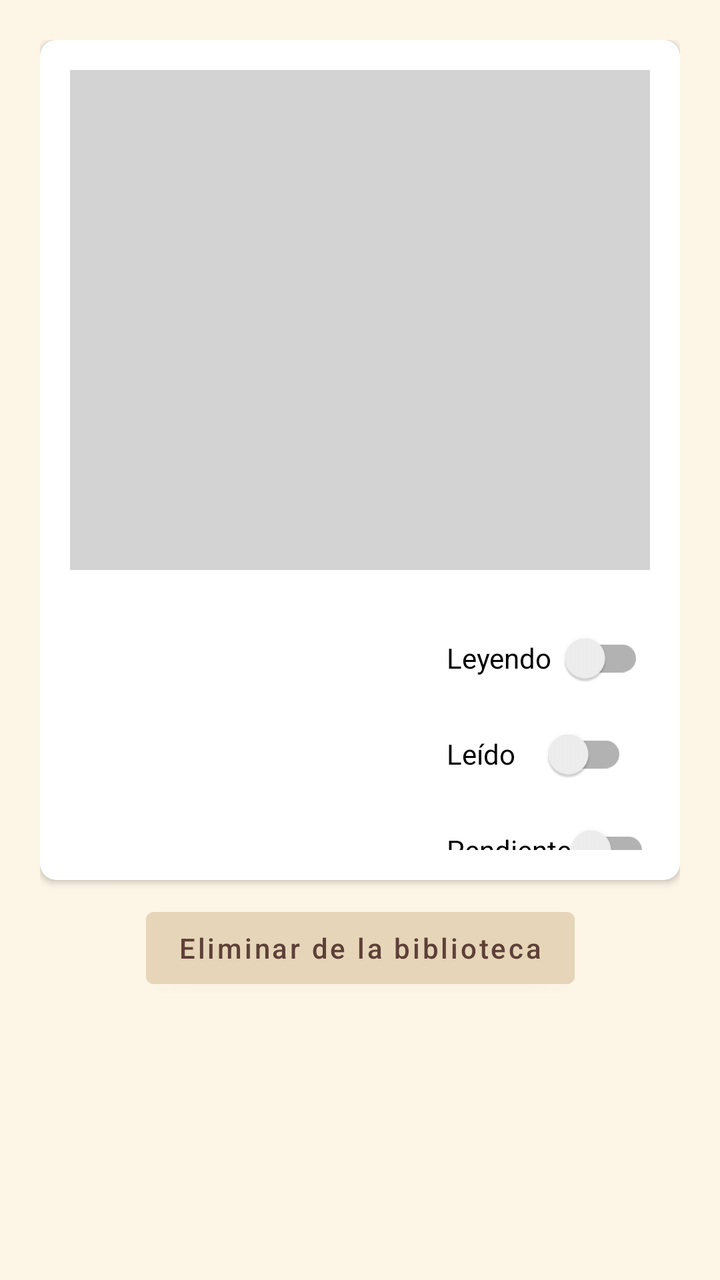
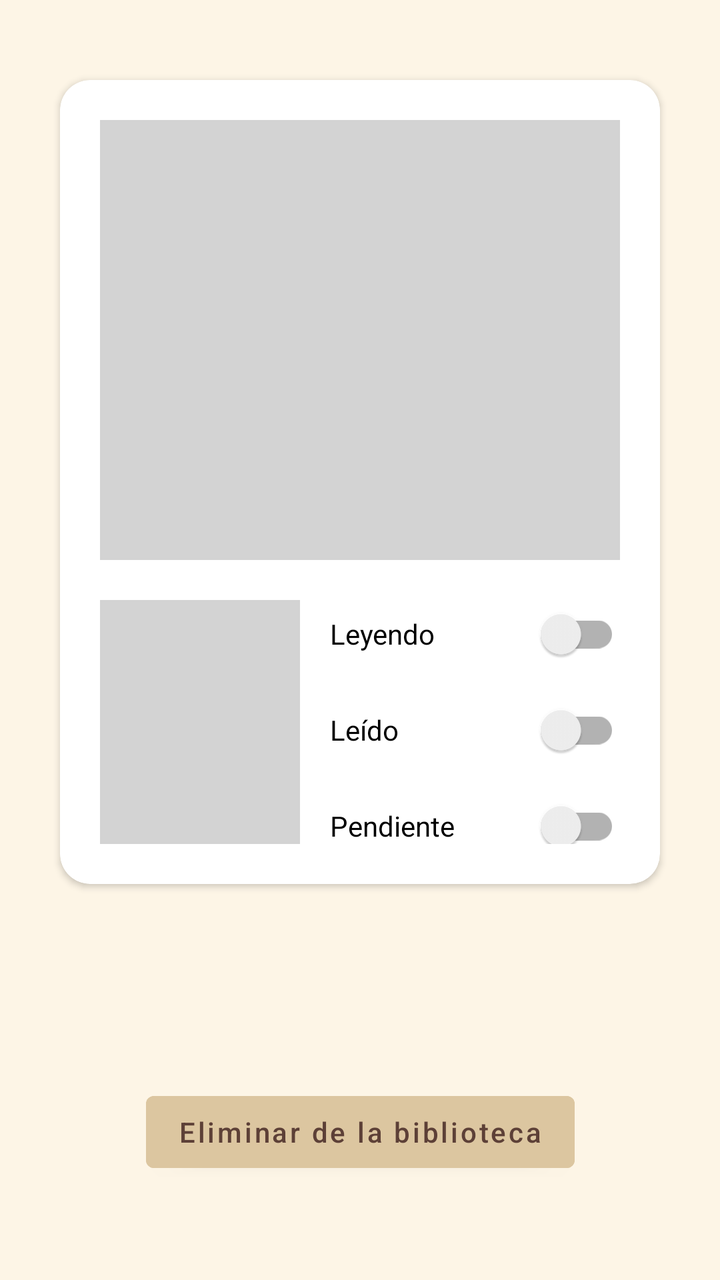

Before-and-after screenshots of an Android layout around one commit, followed by the original layout XML and the change that was made.
<!-- AndroidManifest.xml: application theme Theme.TFG_2025 -->
<!-- res/layout/fragment_informacion.xml -->
<?xml version="1.0" encoding="utf-8"?>
<androidx.constraintlayout.widget.ConstraintLayout
    xmlns:android="http://schemas.android.com/apk/res/android"
    xmlns:app="http://schemas.android.com/apk/res-auto"
    android:layout_width="match_parent"
    android:layout_height="match_parent"
    android:background="#FDF5E6"
    android:padding="20dp">

    <androidx.cardview.widget.CardView
        android:id="@+id/card_info_principal"
        android:layout_width="match_parent"
        android:layout_height="0dp"
        app:cardBackgroundColor="#FFFFFF"
        app:cardCornerRadius="8dp"
        app:cardElevation="2dp"
        app:layout_constraintHeight_percent="0.7"
        app:layout_constraintTop_toTopOf="parent">

        <androidx.constraintlayout.widget.ConstraintLayout
            android:layout_width="match_parent"
            android:layout_height="match_parent"
            android:padding="15dp">

            <View
                android:id="@+id/img_info_portada"
                android:layout_width="match_parent"
                android:layout_height="250dp"
                android:background="#D3D3D3"
                app:layout_constraintTop_toTopOf="parent" />

            <LinearLayout
                android:layout_width="wrap_content"
                android:layout_height="wrap_content"
                android:layout_marginTop="20dp"
                android:orientation="vertical"
                app:layout_constraintEnd_toEndOf="parent"
                app:layout_constraintTop_toBottomOf="@id/img_info_portada">

                <androidx.appcompat.widget.SwitchCompat
                    android:id="@+id/switch_leyendo"
                    android:layout_width="wrap_content"
                    android:layout_height="wrap_content"
                    android:text="Leyendo  " />

                <androidx.appcompat.widget.SwitchCompat
                    android:id="@+id/switch_leido"
                    android:layout_width="wrap_content"
                    android:layout_height="wrap_content"
                    android:text="Leído     " />

                <androidx.appcompat.widget.SwitchCompat
                    android:id="@+id/switch_pendiente"
                    android:layout_width="wrap_content"
                    android:layout_height="wrap_content"
                    android:text="Pendiente" />
            </LinearLayout>

        </androidx.constraintlayout.widget.ConstraintLayout>
    </androidx.cardview.widget.CardView>

    <Button
        android:id="@+id/btn_eliminar"
        android:layout_width="wrap_content"
        android:layout_height="wrap_content"
        android:layout_marginTop="10dp"
        android:backgroundTint="#E6D5B8"
        android:text="Eliminar de la biblioteca"
        android:textColor="#5D4037"
        android:textAllCaps="false"
        app:layout_constraintEnd_toEndOf="parent"
        app:layout_constraintStart_toStartOf="parent"
        app:layout_constraintTop_toBottomOf="@id/card_info_principal" />

</androidx.constraintlayout.widget.ConstraintLayout>
<!-- resources referenced by this layout -->
<resources>
  <style name="Theme.TFG_2025" parent="Theme.MaterialComponents.DayNight.DarkActionBar">
          <item name="colorPrimary">@color/boton_primario</item>
          <item name="colorPrimaryVariant">#6D4C41</item>
          <item name="colorOnPrimary">@color/white</item>
  
          <item name="android:windowBackground">@color/fondo_crema</item>
      </style>
  <color name="boton_primario">#8D6E63</color>
  <color name="white">#FFFFFFFF</color>
  <color name="fondo_crema">#F5F5DC</color>
</resources>

<!-- the commit's change to res/layout/fragment_informacion.xml (unified diff, before → after) -->
@@ -4,54 +4,63 @@
     xmlns:app="http://schemas.android.com/apk/res-auto"
     android:layout_width="match_parent"
     android:layout_height="match_parent"
-    android:background="#FDF5E6"
-    android:padding="20dp">
+    android:background="#FDF5E6">
 
     <androidx.cardview.widget.CardView
-        android:id="@+id/card_info_principal"
+        android:id="@+id/card_info"
         android:layout_width="match_parent"
         android:layout_height="0dp"
+        android:layout_marginHorizontal="30dp"
+        android:layout_marginTop="40dp"
+        android:layout_marginBottom="100dp"
         app:cardBackgroundColor="#FFFFFF"
-        app:cardCornerRadius="8dp"
-        app:cardElevation="2dp"
-        app:layout_constraintHeight_percent="0.7"
+        app:cardCornerRadius="15dp"
+        app:layout_constraintBottom_toTopOf="@id/btn_eliminar"
         app:layout_constraintTop_toTopOf="parent">
 
         <androidx.constraintlayout.widget.ConstraintLayout
             android:layout_width="match_parent"
             android:layout_height="match_parent"
-            android:padding="15dp">
+            android:padding="20dp">
 
             <View
-                android:id="@+id/img_info_portada"
+                android:id="@+id/placeholder_portada"
                 android:layout_width="match_parent"
-                android:layout_height="250dp"
+                android:layout_height="220dp"
                 android:background="#D3D3D3"
                 app:layout_constraintTop_toTopOf="parent" />
 
+            <View
+                android:id="@+id/mini_placeholder"
+                android:layout_width="100dp"
+                android:layout_height="130dp"
+                android:layout_marginTop="20dp"
+                android:background="#D3D3D3"
+                app:layout_constraintStart_toStartOf="parent"
+                app:layout_constraintTop_toBottomOf="@id/placeholder_portada" />
+
             <LinearLayout
-                android:layout_width="wrap_content"
+                android:layout_width="0dp"
                 android:layout_height="wrap_content"
-                android:layout_marginTop="20dp"
+                android:layout_marginStart="15dp"
                 android:orientation="vertical"
+                app:layout_constraintBottom_toBottomOf="@id/mini_placeholder"
                 app:layout_constraintEnd_toEndOf="parent"
-                app:layout_constraintTop_toBottomOf="@id/img_info_portada">
+                app:layout_constraintStart_toEndOf="@id/mini_placeholder"
+                app:layout_constraintTop_toTopOf="@id/mini_placeholder">
 
                 <androidx.appcompat.widget.SwitchCompat
-                    android:id="@+id/switch_leyendo"
-                    android:layout_width="wrap_content"
+                    android:layout_width="match_parent"
                     android:layout_height="wrap_content"
-                    android:text="Leyendo  " />
+                    android:text="Leyendo" />
 
                 <androidx.appcompat.widget.SwitchCompat
-                    android:id="@+id/switch_leido"
-                    android:layout_width="wrap_content"
+                    android:layout_width="match_parent"
                     android:layout_height="wrap_content"
-                    android:text="Leído     " />
+                    android:text="Leído" />
 
                 <androidx.appcompat.widget.SwitchCompat
-                    android:id="@+id/switch_pendiente"
-                    android:layout_width="wrap_content"
+                    android:layout_width="match_parent"
                     android:layout_height="wrap_content"
                     android:text="Pendiente" />
             </LinearLayout>
@@ -63,13 +72,13 @@
         android:id="@+id/btn_eliminar"
         android:layout_width="wrap_content"
         android:layout_height="wrap_content"
-        android:layout_marginTop="10dp"
-        android:backgroundTint="#E6D5B8"
+        android:layout_marginBottom="50dp"
         android:text="Eliminar de la biblioteca"
+        android:backgroundTint="#DCC6A0"
         android:textColor="#5D4037"
         android:textAllCaps="false"
+        app:layout_constraintBottom_toBottomOf="parent"
         app:layout_constraintEnd_toEndOf="parent"
-        app:layout_constraintStart_toStartOf="parent"
-        app:layout_constraintTop_toBottomOf="@id/card_info_principal" />
+        app:layout_constraintStart_toStartOf="parent" />
 
 </androidx.constraintlayout.widget.ConstraintLayout>
<!-- resource entries referenced after the edit -->
@@ -1,14 +1,12 @@
 <!-- resources referenced by this layout -->
 <resources>
-  <style name="Theme.TFG_2025" parent="Theme.MaterialComponents.DayNight.DarkActionBar">
+  <style name="Theme.TFG_2025" parent="Theme.MaterialComponents.Light.NoActionBar">
           <item name="colorPrimary">@color/boton_primario</item>
-          <item name="colorPrimaryVariant">#6D4C41</item>
-          <item name="colorOnPrimary">@color/white</item>
-  
           <item name="android:windowBackground">@color/fondo_crema</item>
+          <item name="android:statusBarColor">@color/fondo_crema</item>
+          <item name="android:windowLightStatusBar">true</item>
       </style>
   <color name="boton_primario">#8D6E63</color>
-  <color name="white">#FFFFFFFF</color>
   <color name="fondo_crema">#F5F5DC</color>
 </resources>
 
